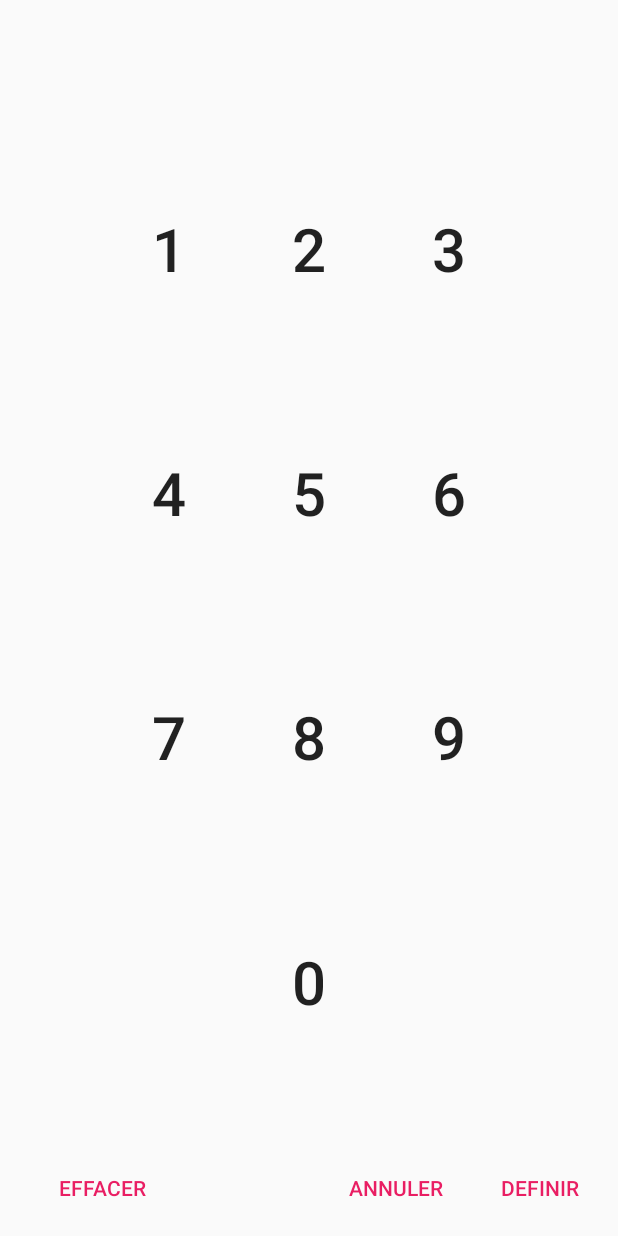
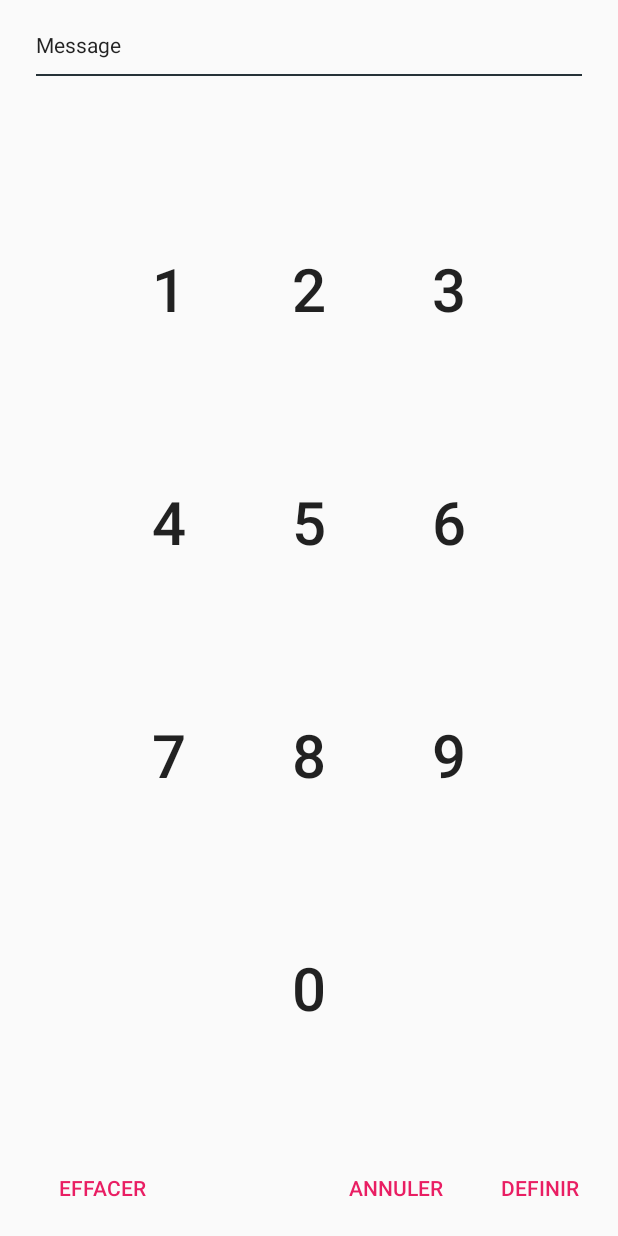
Before and after one commit to GrimArn/SecureMe, an Android app: the layout keypad_layout.xml on its own in the app's theme, with its tools: preview values and no code run, on a phone screen of 412 x 824 dp. Run offline under Robolectric (Android 15) with nearby library versions, the light colour scheme and no system bars.

Commit message:
Refactoring + add messages

```diff
--- a/app/src/main/java/fr/ihm/secureme/activity/MainActivity.java
+++ b/app/src/main/java/fr/ihm/secureme/activity/MainActivity.java
@@ -12,6 +12,7 @@ import fr.ihm.secureme.adapter.ViewPagerAdapter;
 import fr.ihm.secureme.fragment.AlertFragment;
 import fr.ihm.secureme.fragment.ContactFragment;
 import fr.ihm.secureme.fragment.SettingsFragment;
+import fr.ihm.secureme.google.IconSlidingTabLayout;
 import fr.ihm.secureme.google.SlidingTabLayout;
 import fr.ihm.secureme.json.ContactJsonWriter;
 import fr.ihm.secureme.model.Contact;
@@ -32,7 +33,7 @@ public class MainActivity extends AppCompatActivity {
     private static final String TAG = "MainActivity" ;
     ViewPager pager;
     ViewPagerAdapter adapter;
-    SlidingTabLayout tabs;
+    IconSlidingTabLayout tabs;
     private int[] imageResId = {
             R.drawable.ic_error_outline_white_24dp,
             R.drawable.ic_group_white_24dp,
@@ -61,7 +62,7 @@ public class MainActivity extends AppCompatActivity {
 
 
         // Assiging the Sliding Tab Layout View
-        tabs = (SlidingTabLayout) findViewById(R.id.tabs);
+        tabs = (IconSlidingTabLayout) findViewById(R.id.tabs);
         tabs.setDistributeEvenly(true); // To make the Tabs Fixed set this true, This makes the tabs Space Evenly in Available width
         tabs.setCustomTabView(R.layout.custom_tab, 0);
         // Setting the ViewPager For the SlidingTabsLayout
--- a/app/src/main/java/fr/ihm/secureme/dialog/AbstractKeyPadDialog.java
+++ b/app/src/main/java/fr/ihm/secureme/dialog/AbstractKeyPadDialog.java
@@ -33,6 +33,7 @@ public abstract class AbstractKeyPadDialog extends Dialog {
     protected Button mPositiveButton;
     protected Button mNegativeButton;
     protected Button mClearButton;
+    protected TextView mMessageDialog;
 
     protected KeyPadPreferenceInterface mKeyPadPreferenceInterface;
 
@@ -42,6 +43,7 @@ public abstract class AbstractKeyPadDialog extends Dialog {
         mKeyPadPreferenceInterface = keyPadPreferenceInterface;
         requestWindowFeature(Window.FEATURE_LEFT_ICON);
         super.setContentView(R.layout.keypad_layout);
+        mMessageDialog = (TextView) findViewById(R.id.messagetext);
     }
 
     public AbstractKeyPadDialog(Context context, int themeResId) {
@@ -61,7 +63,10 @@ public abstract class AbstractKeyPadDialog extends Dialog {
     @Override
     public void setTitle(CharSequence title) {
         super.setTitle(title);
+    }
 
+    public void setMessage(CharSequence message) {
+        mMessageDialog.setText(message);
     }
 
     public void setPositiveButtonText(CharSequence text) {
@@ -93,6 +98,7 @@ public abstract class AbstractKeyPadDialog extends Dialog {
         });
         mPositiveButton.setEnabled(false);
         mClearButton.setEnabled(false);
+
         initTextField();
         initKeyPad();
     }
--- a/app/src/main/java/fr/ihm/secureme/dialog/CheckCodeKeyPadDialog.java
+++ b/app/src/main/java/fr/ihm/secureme/dialog/CheckCodeKeyPadDialog.java
@@ -26,6 +26,7 @@ public class CheckCodeKeyPadDialog extends AbstractKeyPadDialog {
     @Override
     protected void onCreate(Bundle savedInstanceState) {
         super.setTitle(getContext().getString(R.string.enter_code));
+        super.setMessage(getContext().getString(R.string.input_old_text));
         super.onCreate(savedInstanceState);
         super.setPositiveButtonText(getContext().getString(R.string.ok));
         setPositiveButtonListener(new View.OnClickListener() {
--- a/app/src/main/java/fr/ihm/secureme/dialog/ConfirmCodeKeyPadDialog.java
+++ b/app/src/main/java/fr/ihm/secureme/dialog/ConfirmCodeKeyPadDialog.java
@@ -27,6 +27,7 @@ public class ConfirmCodeKeyPadDialog extends AbstractKeyPadDialog {
     @Override
     protected void onCreate(Bundle savedInstanceState) {
         super.setTitle(getContext().getString(R.string.confirm_code_text));
+        super.setMessage(getContext().getString(R.string.input_confirm_code));
         super.onCreate(savedInstanceState);
         super.setPositiveButtonText(getContext().getString(R.string.confirm_text));
         setPositiveButtonListener(new View.OnClickListener() {
--- a/app/src/main/java/fr/ihm/secureme/dialog/CreateCodeKeyPadDialog.java
+++ b/app/src/main/java/fr/ihm/secureme/dialog/CreateCodeKeyPadDialog.java
@@ -28,7 +28,7 @@ public class CreateCodeKeyPadDialog extends AbstractKeyPadDialog {
     @Override
     protected void onCreate(Bundle savedInstanceState) {
         super.setTitle(getContext().getString(R.string.define_code_text));
-
+        super.setMessage(getContext().getString(R.string.input_new_code));
         super.onCreate(savedInstanceState);
         super.setPositiveButtonText(getContext().getString(R.string.define));
         setPositiveButtonListener(new View.OnClickListener() {
--- a/app/src/main/res/layout/activity_main.xml
+++ b/app/src/main/res/layout/activity_main.xml
@@ -15,7 +15,7 @@
             android:layout_width="match_parent"
             />
 
-    <fr.ihm.secureme.google.SlidingTabLayout
+    <fr.ihm.secureme.google.IconSlidingTabLayout
             android:id="@+id/tabs"
             android:layout_width="match_parent"
             android:elevation="2dp"
--- a/app/src/main/res/layout/keypad_layout.xml
+++ b/app/src/main/res/layout/keypad_layout.xml
@@ -6,11 +6,28 @@
         >
 
     <LinearLayout
+            android:orientation="vertical"
+            android:layout_width="fill_parent"
+            android:layout_height="wrap_content" android:layout_marginTop="20dp" android:layout_marginRight="24dp"
+            android:layout_marginLeft="24dp">
+        <TextView
+                android:layout_width="wrap_content"
+                android:layout_height="wrap_content"
+                android:text="Message"
+                android:id="@+id/messagetext" android:layout_marginBottom="10dp"
+                android:textColor="@color/primary_dark_text"/>
+        <LinearLayout
+                android:orientation="vertical"
+                android:layout_width="fill_parent"
+                android:layout_height="1dp" android:background="@color/ColorPrimaryDark">
+        </LinearLayout>
+    </LinearLayout>
+    <LinearLayout
             android:orientation="horizontal"
             android:layout_width="wrap_content"
             android:layout_height="wrap_content" android:layout_gravity="center_horizontal"
             android:layout_marginRight="20dp"
-            android:layout_marginLeft="20dp" android:weightSum="12" android:layout_marginTop="20dp">
+            android:layout_marginLeft="20dp" android:weightSum="12">
         <TextView
                 android:layout_width="wrap_content"
                 android:layout_height="wrap_content"
@@ -24,10 +41,10 @@
             android:layout_width="wrap_content"
             android:layout_height="wrap_content" android:layout_gravity="center_horizontal"
             android:layout_marginBottom="24dp"
-            android:layout_marginLeft="20dp" android:layout_marginRight="20dp" android:layout_weight="1">
+            android:layout_weight="1" android:layout_marginLeft="24dp" android:layout_marginRight="24dp">
         <LinearLayout
                 android:orientation="horizontal"
-                android:layout_width="wrap_content"
+                android:layout_width="fill_parent"
                 android:layout_height="wrap_content" android:layout_gravity="center_horizontal"
                 android:layout_weight="1">
             <Button
--- a/app/src/main/res/values/strings.xml
+++ b/app/src/main/res/values/strings.xml
@@ -36,6 +36,9 @@
     <string name="define_code_text">Definir code de sécurité</string>
     <string name="define">Definir</string>
     <string name="title_activity_splash_screen">SplashScreenActivity</string>
+    <string name="input_old_text">Renseigner votre ancien code</string>
+    <string name="input_confirm_code">Confirmer le nouveau code</string>
+    <string name="input_new_code">Saisir votre nouveau code</string>
 
 
 </resources>
```
Also changed, not shown: app/src/main/java/fr/ihm/secureme/google/IconSlidingTabLayout.java (added, +31 -0 lines), app/src/main/java/fr/ihm/secureme/google/IconSlidingTabStrip.java (added, +130 -0 lines), app/src/main/java/fr/ihm/secureme/google/SlidingTabLayout.java (+4 -4 lines), app/src/main/java/fr/ihm/secureme/google/SlidingTabStrip.java (+18 -75 lines).
